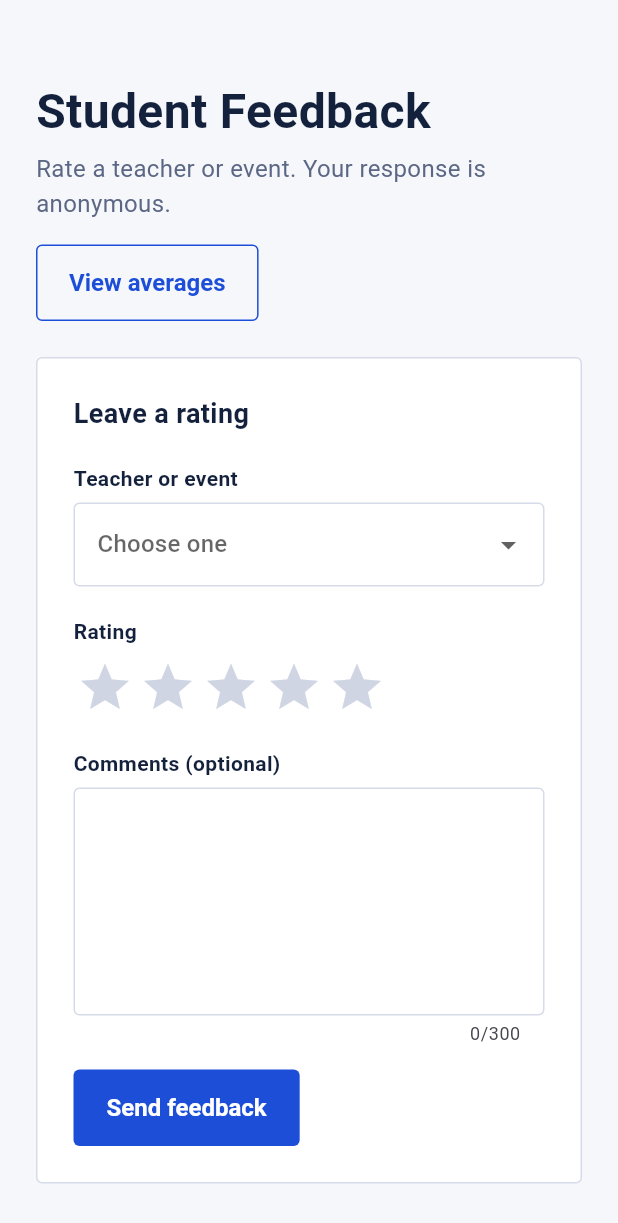
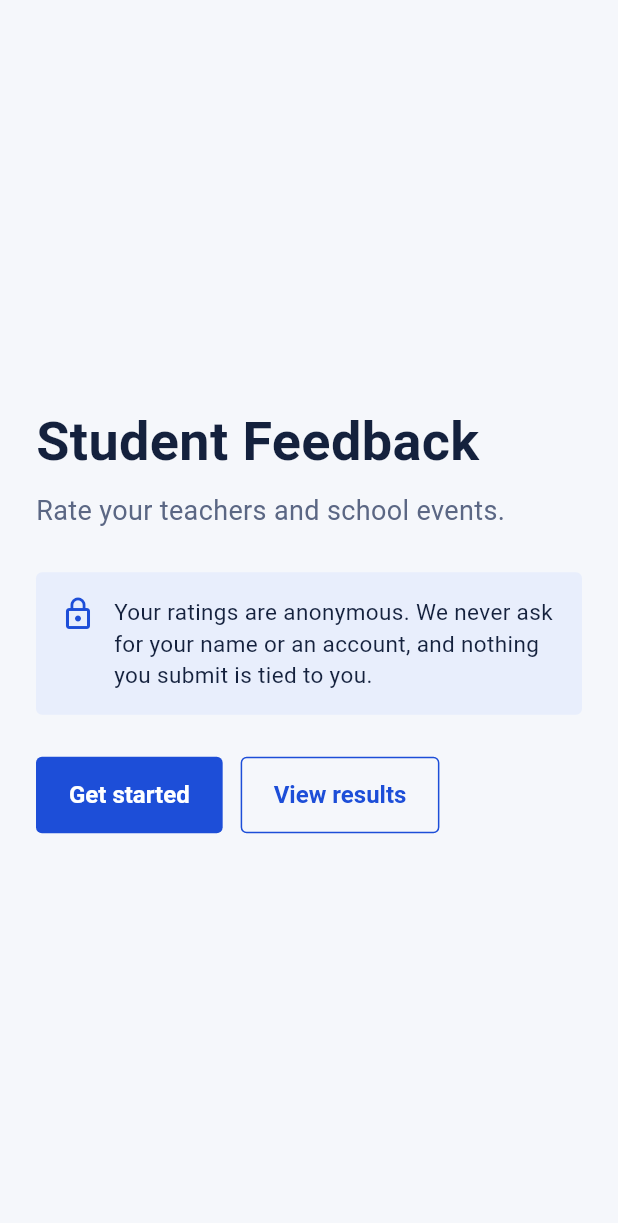
Before and after one commit to notvinnie/CAPSTONE-Dano, a Flutter app: the screen it shows after launch, on a phone screen of 412 x 824 dp. Shown: the top 1223 px of the screen. Run offline on Flutter 3.47's test engine with Material 3 defaults, Android fonts, the phone set to English and light mode, and no system bars; Roboto replaces fonts that are missing (Segoe UI).

Commit message:
Added home, cards, rate, and thank you screens with the new rating flow

```diff
--- a/capstone_dano/lib/data/dummy_data.dart
+++ b/capstone_dano/lib/data/dummy_data.dart
@@ -1,4 +1,3 @@
-import '../models/rating.dart';
 import '../models/target.dart';
 
 const List<Target> targets = [
@@ -13,16 +12,3 @@ const List<Target> targets = [
   Target('Science Fair', 'Event'),
   Target('Intramurals', 'Event'),
 ];
-
-const List<Rating> sampleRatings = [
-  Rating('Ms. Reyes - Mathematics', 5, 'Explains every step clearly.'),
-  Rating('Ms. Reyes - Mathematics', 4, 'Good pace, a bit of homework.'),
-  Rating('Mr. Santos - Science', 3.5, 'The labs were fun.'),
-  Rating('Mr. Santos - Science', 3, ''),
-  Rating('Ms. Cruz - English', 5, 'Great feedback on essays.'),
-  Rating('Mr. Dela Cruz - History', 4, 'Stories make it easy to remember.'),
-  Rating('Ms. Garcia - Filipino', 5, ''),
-  Rating('Mr. Lim - Computer Science', 4.5, 'Clear demos in class.'),
-  Rating('Foundation Day', 3.5, 'Too crowded.'),
-  Rating('Career Fair', 5, 'Met useful contacts.'),
-];
--- a/capstone_dano/lib/main.dart
+++ b/capstone_dano/lib/main.dart
@@ -1,6 +1,7 @@
 import 'package:flutter/material.dart';
 
-import 'screens/rating_screen.dart';
+import 'data/rating_service.dart';
+import 'screens/home_screen.dart';
 import 'widgets/app_theme.dart';
 
 void main() => runApp(const FeedbackApp());
@@ -14,7 +15,7 @@ class FeedbackApp extends StatelessWidget {
       debugShowCheckedModeBanner: false,
       title: 'Student Feedback',
       theme: buildTheme(),
-      home: const RatingScreen(),
+      home: HomeScreen(service: RatingService()),
     );
   }
 }
--- /dev/null
+++ b/capstone_dano/lib/screens/home_screen.dart
@@ -0,0 +1,79 @@
+import 'package:flutter/material.dart';
+
+import '../data/rating_service.dart';
+import '../widgets/app_theme.dart';
+import 'results_screen.dart';
+import 'targets_screen.dart';
+
+class HomeScreen extends StatelessWidget {
+  const HomeScreen({super.key, required this.service});
+
+  final RatingService service;
+
+  void _open(BuildContext context, Widget screen) {
+    Navigator.of(context).push(MaterialPageRoute(builder: (_) => screen));
+  }
+
+  @override
+  Widget build(BuildContext context) {
+    return Scaffold(
+      body: SafeArea(
+        child: Center(
+          child: ConstrainedBox(
+            constraints: const BoxConstraints(maxWidth: 560),
+            child: SingleChildScrollView(
+              padding: const EdgeInsets.all(24),
+              child: Column(
+                crossAxisAlignment: CrossAxisAlignment.start,
+                children: [
+                  const Text(
+                    'Student Feedback',
+                    style: TextStyle(fontSize: 36, fontWeight: FontWeight.w700, color: ink),
+                  ),
+                  const SizedBox(height: 8),
+                  const Text(
+                    'Rate your teachers and school events.',
+                    style: TextStyle(color: muted, fontSize: 18),
+                  ),
+                  const SizedBox(height: 28),
+                  Container(
+                    padding: const EdgeInsets.all(16),
+                    decoration: BoxDecoration(color: blueTint, borderRadius: corner),
+                    child: Row(
+                      crossAxisAlignment: CrossAxisAlignment.start,
+                      children: [
+                        Icon(Icons.lock_outline, color: blue),
+                        SizedBox(width: 12),
+                        Expanded(
+                          child: Text(
+                            'Your ratings are anonymous. We never ask for your name or an account, and nothing you submit is tied to you.',
+                            style: TextStyle(color: ink, fontSize: 15, height: 1.4),
+                          ),
+                        ),
+                      ],
+                    ),
+                  ),
+                  const SizedBox(height: 28),
+                  Wrap(
+                    spacing: 12,
+                    runSpacing: 12,
+                    children: [
+                      FilledButton(
+                        onPressed: () => _open(context, TargetsScreen(service: service)),
+                        child: const Text('Get started'),
+                      ),
+                      OutlinedButton(
+                        onPressed: () => _open(context, ResultsScreen(service: service)),
+                        child: const Text('View results'),
+                      ),
+                    ],
+                  ),
+                ],
+              ),
+            ),
+          ),
+        ),
+      ),
+    );
+  }
+}
--- a/capstone_dano/lib/screens/rating_screen.dart
+++ /dev/null
@@ -1,59 +0,0 @@
-import 'package:flutter/material.dart';
-
-import '../data/dummy_data.dart';
-import '../data/rating_service.dart';
-import '../widgets/app_theme.dart';
-import '../widgets/feedback_form.dart';
-import 'results_screen.dart';
-
-class RatingScreen extends StatefulWidget {
-  const RatingScreen({super.key});
-
-  @override
-  State<RatingScreen> createState() => _RatingScreenState();
-}
-
-class _RatingScreenState extends State<RatingScreen> {
-  final _service = RatingService();
-
-  void _openResults() {
-    Navigator.of(context).push(
-      MaterialPageRoute(builder: (_) => ResultsScreen(service: _service)),
-    );
-  }
-
-  @override
-  Widget build(BuildContext context) {
-    return Scaffold(
-      body: SafeArea(
-        child: Center(
-          child: ConstrainedBox(
-            constraints: const BoxConstraints(maxWidth: 560),
-            child: SingleChildScrollView(
-              padding: const EdgeInsets.all(24),
-              child: Column(
-                crossAxisAlignment: CrossAxisAlignment.start,
-                children: [
-                  const SizedBox(height: 16),
-                  const Text(
-                    'Student Feedback',
-                    style: TextStyle(fontSize: 32, fontWeight: FontWeight.w700, color: ink),
-                  ),
-                  const SizedBox(height: 4),
-                  const Text(
-                    'Rate a teacher or event. Your response is anonymous.',
-                    style: TextStyle(color: muted, fontSize: 16),
-                  ),
-                  const SizedBox(height: 16),
-                  OutlinedButton(onPressed: _openResults, child: const Text('View averages')),
-                  const SizedBox(height: 24),
-                  FeedbackForm(targets: targets, onSubmit: _service.add),
-                ],
-              ),
-            ),
-          ),
-        ),
-      ),
-    );
-  }
-}
--- a/capstone_dano/lib/screens/results_screen.dart
+++ b/capstone_dano/lib/screens/results_screen.dart
@@ -27,7 +27,7 @@ class _ResultsScreenState extends State<ResultsScreen> {
   }
 
   void _reload() {
-  setState(() {
+    setState(() {
       _future = widget.service.fetchAll();
     });
   }
@@ -131,7 +131,7 @@ class _ResultsScreenState extends State<ResultsScreen> {
                   const SizedBox(height: 20),
                   FilledButton(
                     onPressed: () => Navigator.of(context).pop(),
-                    child: const Text('Leave a rating'),
+                    child: const Text('Back to home'),
                   ),
                 ],
               ),
--- a/capstone_dano/lib/widgets/app_theme.dart
+++ b/capstone_dano/lib/widgets/app_theme.dart
@@ -1,6 +1,7 @@
 import 'package:flutter/material.dart';
 
 const Color blue = Color(0xFF1D4ED8);
+const Color blueTint = Color(0xFFE8EEFC);
 const Color starOn = Color(0xFFF5B301);
 const Color starOff = Color(0xFFCFD5E3);
 const Color ink = Color(0xFF14213D);
--- a/capstone_dano/lib/widgets/feedback_form.dart
+++ /dev/null
@@ -1,112 +0,0 @@
-import 'package:flutter/material.dart';
-
-import '../models/rating.dart';
-import '../models/target.dart';
-import 'app_theme.dart';
-import 'panel.dart';
-import 'star_rating.dart';
-
-class FeedbackForm extends StatefulWidget {
-  const FeedbackForm({super.key, required this.targets, required this.onSubmit});
-
-  final List<Target> targets;
-  final ValueChanged<Rating> onSubmit;
-
-  @override
-  State<FeedbackForm> createState() => _FeedbackFormState();
-}
-
-class _FeedbackFormState extends State<FeedbackForm> {
-  final _formKey = GlobalKey<FormState>();
-  final _comment = TextEditingController();
-  String? _target;
-  double _rating = 0;
-  int _formVersion = 0;
-  bool _ratingMissing = false;
-  bool _sent = false;
-
-  @override
-  void dispose() {
-    _comment.dispose();
-    super.dispose();
-  }
-
-  void _submit() {
-    final validTarget = _formKey.currentState!.validate();
-    final validRating = _rating > 0;
-    setState(() {
-      _ratingMissing = !validRating;
-      _sent = false;
-    });
-    if (!validTarget || !validRating) return;
-
-    widget.onSubmit(Rating(_target!, _rating, _comment.text.trim()));
-
-    setState(() {
-      _target = null;
-      _rating = 0;
-      _formVersion++;
-      _comment.clear();
-      _sent = true;
-    });
-  }
-
-  Widget _label(String text) {
-    return Padding(
-      padding: const EdgeInsets.only(bottom: 6),
-      child: Text(text, style: const TextStyle(fontWeight: FontWeight.w600, color: ink)),
-    );
-  }
-
-  @override
-  Widget build(BuildContext context) {
-    return Panel(
-      title: 'Leave a rating',
-      child: Form(
-        key: _formKey,
-        child: Column(
-          crossAxisAlignment: CrossAxisAlignment.start,
-          children: [
-            _label('Teacher or event'),
-            DropdownButtonFormField<String>(
-              key: ValueKey(_formVersion),
-              isExpanded: true,
-              initialValue: _target,
-              hint: const Text('Choose one'),
-              items: widget.targets.map((t) => DropdownMenuItem(value: t.name, child: Text(t.name))).toList(),
-              onChanged: (v) => setState(() => _target = v),
-              validator: (v) => v == null ? 'Choose a teacher or event.' : null,
-            ),
-            const SizedBox(height: 20),
-            _label('Rating'),
-            StarRating(
-              rating: _rating,
-              onChanged: (v) => setState(() {
-                _rating = v;
-                _ratingMissing = false;
-              }),
-            ),
-            if (_ratingMissing)
-              const Padding(
-                padding: EdgeInsets.only(top: 6),
-                child: Text('Pick a star rating.', style: TextStyle(color: danger, fontSize: 13)),
-              ),
-            const SizedBox(height: 20),
-            _label('Comments (optional)'),
-            TextField(controller: _comment, maxLines: 5, maxLength: 300),
-            const SizedBox(height: 16),
-            FilledButton(onPressed: _submit, child: const Text('Send feedback')),
-            if (_sent)
-              const Padding(
-                padding: EdgeInsets.only(top: 14),
-                child: Text(
-                  'Feedback sent. Thank you.',
-                  style: TextStyle(color: blue, fontWeight: FontWeight.w600),
-                ),
-              ),
-          ],
-        ),
-      ),
-    );
-  }
-}
```
Also changed, not shown: capstone_dano/lib/screens/rate_screen.dart (added, +130 -0 lines), capstone_dano/lib/screens/targets_screen.dart (added, +84 -0 lines), capstone_dano/lib/screens/thank_you_screen.dart (added, +63 -0 lines), capstone_dano/lib/widgets/target_card.dart (added, +54 -0 lines).
